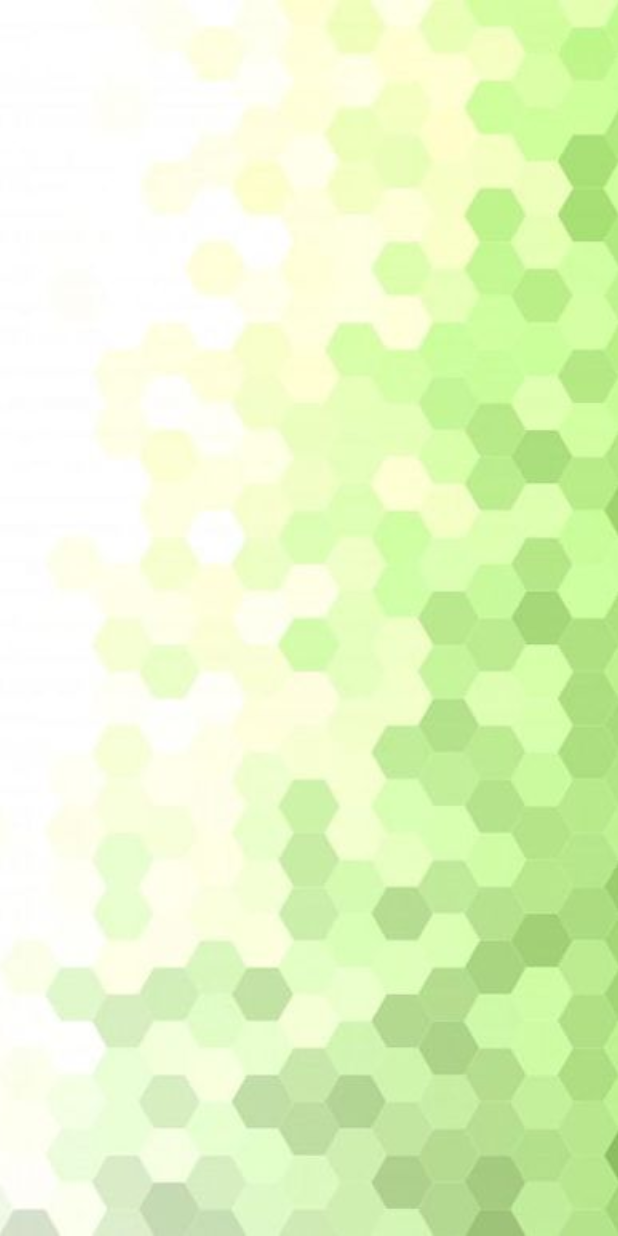
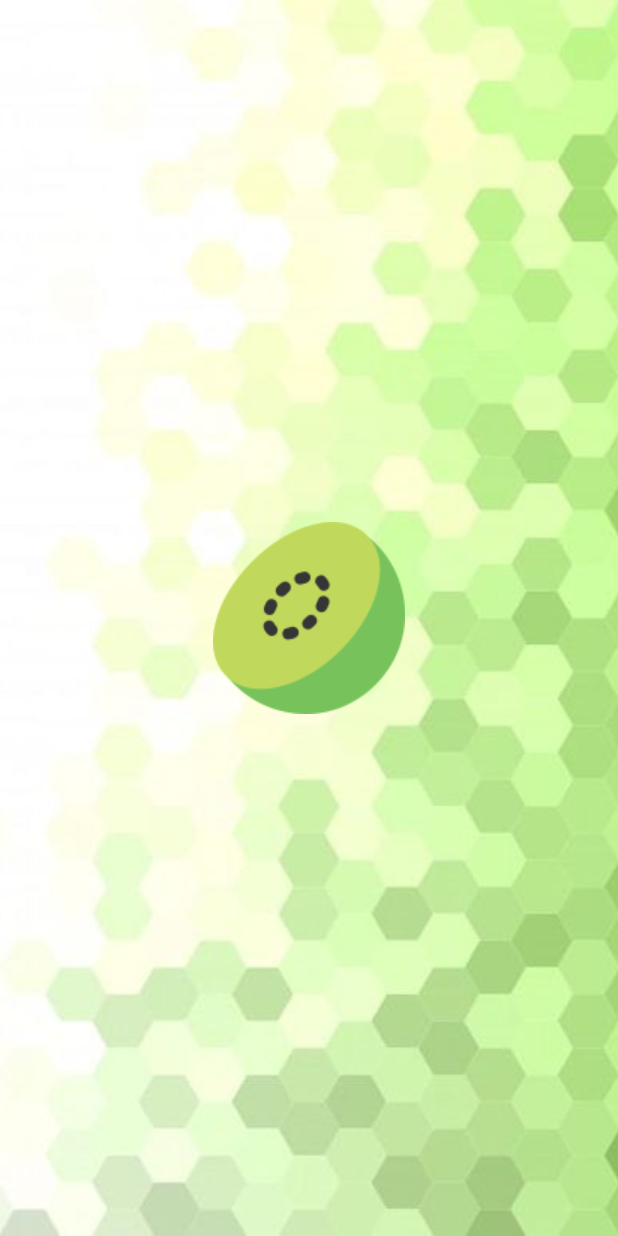
Before and after one commit to RotenKiwi/KiwiChat, a Flutter app: the screen it shows after launch, on a phone screen of 412 x 824 dp. Run offline on Flutter 3.47's test engine with Material 2 defaults, Android fonts, the phone set to English and light mode, and no system bars.

Commit message:
added logo to screen and background

```diff
--- a/lib/Screens/WelcomeScreen.dart
+++ b/lib/Screens/WelcomeScreen.dart
@@ -1,6 +1,7 @@
 import 'package:flutter/cupertino.dart';
 import 'package:flutter/material.dart';
 import 'package:kiwichat/components/background.dart';
+import 'package:kiwichat/components/body.dart';
 
 import '../components/logo.dart';
 
@@ -14,6 +15,6 @@ class WelcomeScreen extends StatefulWidget {
 class _WelcomeScreenState extends State<WelcomeScreen> {
   @override
   Widget build(BuildContext context) {
-    return Scaffold(body: background(),);
+    return Scaffold(body: body(),);
   }
 }
--- a/lib/components/background.dart
+++ b/lib/components/background.dart
@@ -1,18 +1,32 @@
-import 'package:flutter/cupertino.dart';
+import 'package:flutter/material.dart';
 
 class background extends StatelessWidget {
-  const background({Key? key}) : super(key: key);
+  final Widget child;
+
+  const background({Key? key, required this.child}) : super(key: key);
 
   @override
   Widget build(BuildContext context) {
+    Size size = MediaQuery.of(context).size;
     return Container(
-      height: double.infinity,
+      height: size.height,
       width: double.infinity,
-      decoration: const BoxDecoration(
-        image: DecorationImage(
-          fit: BoxFit.cover,
-          image: AssetImage('assets/images/background.jpg'),
-        ),
+      child: Stack(
+        alignment: Alignment.center,
+        children: <Widget>[
+          Center(
+            child: Container(
+                decoration: const BoxDecoration(
+              image: DecorationImage(
+                  fit: BoxFit.cover,
+                  image: AssetImage('assets/images/background.jpg')),
+            )),
+          ),
+          Positioned(
+            child: Image.asset('assets/images/logo.png'),
+          )
+          //child,
+        ],
       ),
     );
   }
--- /dev/null
+++ b/lib/components/body.dart
@@ -0,0 +1,17 @@
+import 'package:flutter/material.dart';
+import 'background.dart';
+
+class body extends StatelessWidget {
+  const body({Key? key}) : super(key: key);
+
+  @override
+  Widget build(BuildContext context) {
+
+    return background(
+      child: Column(
+        mainAxisAlignment: MainAxisAlignment.center,
+        children: <Widget>[Text("KiwiChat", style: TextStyle(fontWeight: FontWeight.bold),)],
+      ),
+    );
+  }
+}
--- a/lib/main.dart
+++ b/lib/main.dart
@@ -13,6 +13,7 @@ class MyApp extends StatelessWidget {
   @override
   Widget build(BuildContext context) {
     return MaterialApp(
+      title: 'KiwiChat',
     debugShowCheckedModeBanner: false,
     home: WelcomeScreen(),
     ); //MaterialApp
```
